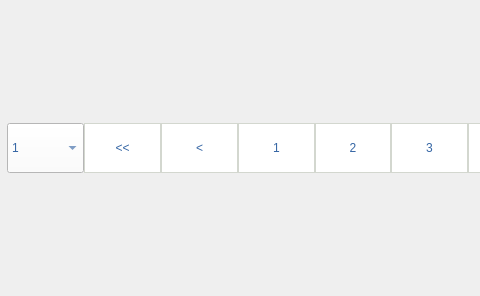
First picture: the form in isp/resources/designer_uis/PaginationWidget.ui, repository ProjectISP/ISP, before the edit; both pictures show x 0 to 480 and y 0 to 296 of the 783 by 296 pixel window.
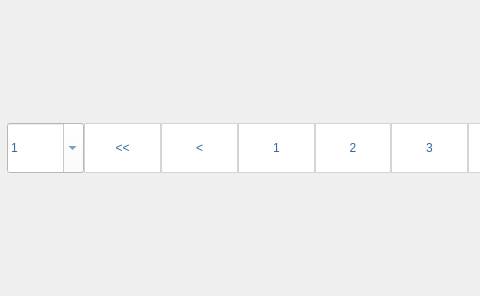
Second picture: the form after the edit.

Patch:
```diff
--- a/isp/resources/designer_uis/PaginationWidget.ui
+++ b/isp/resources/designer_uis/PaginationWidget.ui
@@ -112,6 +112,12 @@
         <property name="autoFillBackground">
          <bool>false</bool>
         </property>
+        <property name="editable">
+         <bool>true</bool>
+        </property>
+        <property name="maxVisibleItems">
+         <number>27</number>
+        </property>
         <item>
          <property name="text">
           <string>1</string>
```
